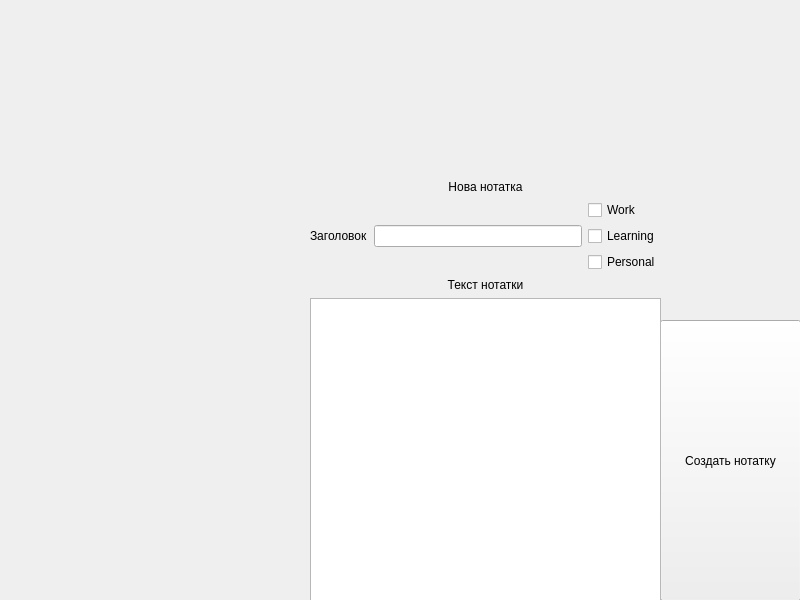
Above: lab2/mainwindow.ui from fivard/Laboratory-works-sem1-2020-2021-academic-year before the change. Below: the same form after it.
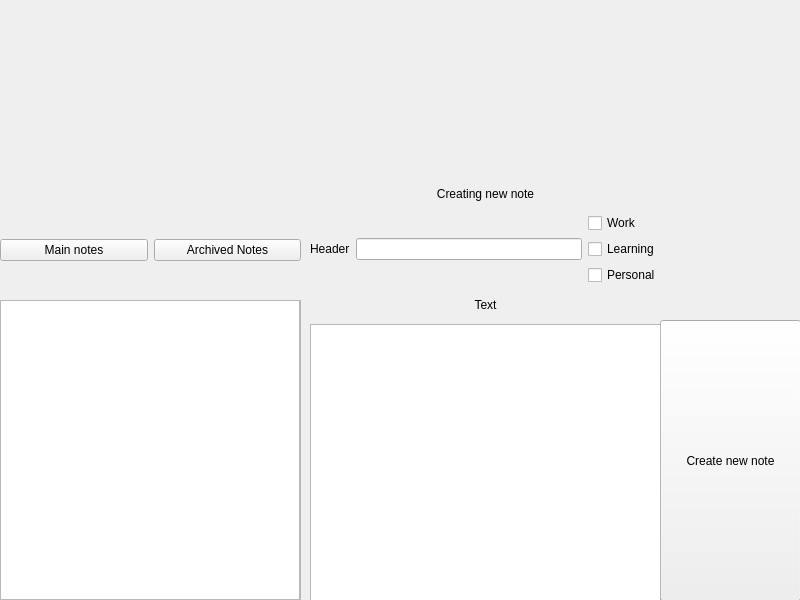
That is the form after the change.

Commit message: [ ADDED ] archieve, listView

The edit to the form file:
```diff
--- a/lab2/mainwindow.ui
+++ b/lab2/mainwindow.ui
@@ -24,7 +24,7 @@
      </rect>
     </property>
     <property name="text">
-     <string>Создать нотатку</string>
+     <string>Create new note</string>
     </property>
    </widget>
    <widget class="QWidget" name="verticalLayoutWidget_3">
@@ -33,7 +33,7 @@
       <x>310</x>
       <y>180</y>
       <width>351</width>
-      <height>421</height>
+      <height>444</height>
      </rect>
     </property>
     <layout class="QVBoxLayout" name="verticalLayout_3">
@@ -45,7 +45,7 @@
        <item>
         <widget class="QLabel" name="label_3">
          <property name="text">
-          <string>Нова нотатка</string>
+          <string>Creating new note</string>
          </property>
          <property name="alignment">
           <set>Qt::AlignCenter</set>
@@ -57,7 +57,7 @@
          <item>
           <widget class="QLabel" name="label_2">
            <property name="text">
-            <string>Заголовок</string>
+            <string>Header</string>
            </property>
           </widget>
          </item>
@@ -100,7 +100,7 @@
           <enum>QFrame::Plain</enum>
          </property>
          <property name="text">
-          <string>Текст нотатки</string>
+          <string>Text</string>
          </property>
          <property name="scaledContents">
           <bool>false</bool>
@@ -111,12 +111,71 @@
         </widget>
        </item>
        <item>
-        <widget class="QTextEdit" name="newText"/>
+        <widget class="QTextEdit" name="newText">
+         <property name="minimumSize">
+          <size>
+           <width>0</width>
+           <height>300</height>
+          </size>
+         </property>
+         <property name="maximumSize">
+          <size>
+           <width>16777215</width>
+           <height>300</height>
+          </size>
+         </property>
+        </widget>
        </item>
       </layout>
      </item>
     </layout>
    </widget>
+   <widget class="QListView" name="listViewMain">
+    <property name="geometry">
+     <rect>
+      <x>0</x>
+      <y>300</y>
+      <width>301</width>
+      <height>300</height>
+     </rect>
+    </property>
+   </widget>
+   <widget class="QListView" name="listViewArchieve">
+    <property name="geometry">
+     <rect>
+      <x>0</x>
+      <y>300</y>
+      <width>300</width>
+      <height>300</height>
+     </rect>
+    </property>
+   </widget>
+   <widget class="QWidget" name="horizontalLayoutWidget">
+    <property name="geometry">
+     <rect>
+      <x>0</x>
+      <y>210</y>
+      <width>301</width>
+      <height>80</height>
+     </rect>
+    </property>
+    <layout class="QHBoxLayout" name="horizontalLayout_3">
+     <item>
+      <widget class="QPushButton" name="pushButtonMainNotes">
+       <property name="text">
+        <string>Main notes</string>
+       </property>
+      </widget>
+     </item>
+     <item>
+      <widget class="QPushButton" name="pushButtonArchievedNotes">
+       <property name="text">
+        <string>Archived Notes</string>
+       </property>
+      </widget>
+     </item>
+    </layout>
+   </widget>
   </widget>
  </widget>
  <resources/>
```
The commit also changes 29 other files.
